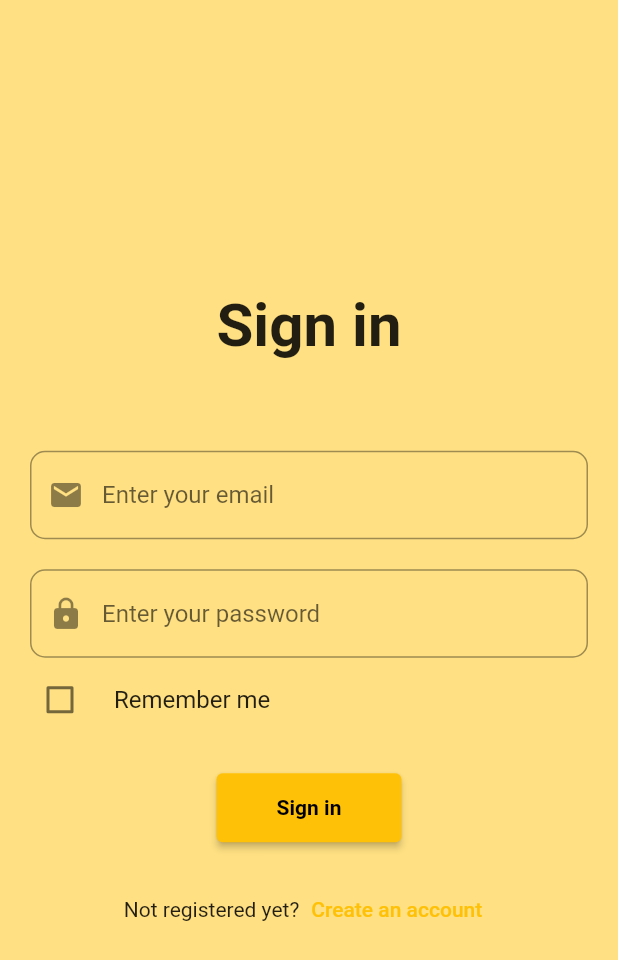
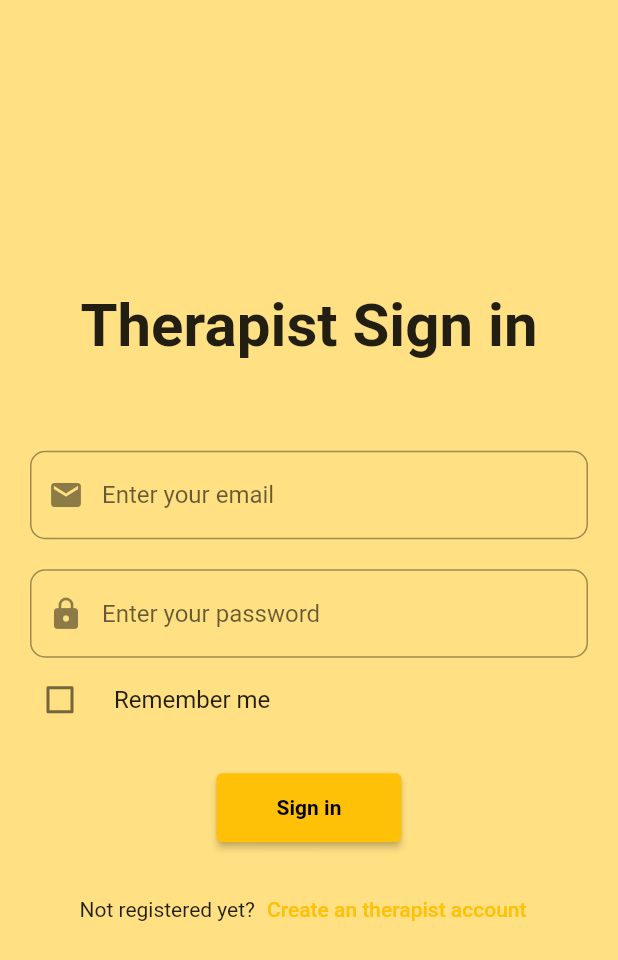
Before and after one commit to DiscountLegolas/FlutterApp, a Flutter app: the LoginPage screen opened directly, on a phone screen of 412 x 824 dp. Shown: the top 960 px of the screen. Run offline on Flutter 3.47's test engine with Material 2 defaults, Android fonts, the phone set to English and light mode, and no system bars; our stand-ins replace email_validator; missing offline and left inert: dart:js; network calls fail.

```diff
--- a/lib/login.dart
+++ b/lib/login.dart
@@ -25,7 +25,7 @@ class _LoginPageState extends State<LoginPage> {
           crossAxisAlignment: CrossAxisAlignment.center,
           children: <Widget>[
             const Text(
-              'Sign in',
+              'Therapist Sign in',
               style: TextStyle(
                 fontWeight: FontWeight.bold,
                 fontSize: 40,
@@ -114,7 +114,7 @@ class _LoginPageState extends State<LoginPage> {
                             ),
                           );
                         },
-                        child: const Text('Create an account'),
+                        child: const Text('Create an therapist account'),
                       ),
                     ],
                   ),
```
Also changed, not shown: 1 other file.
